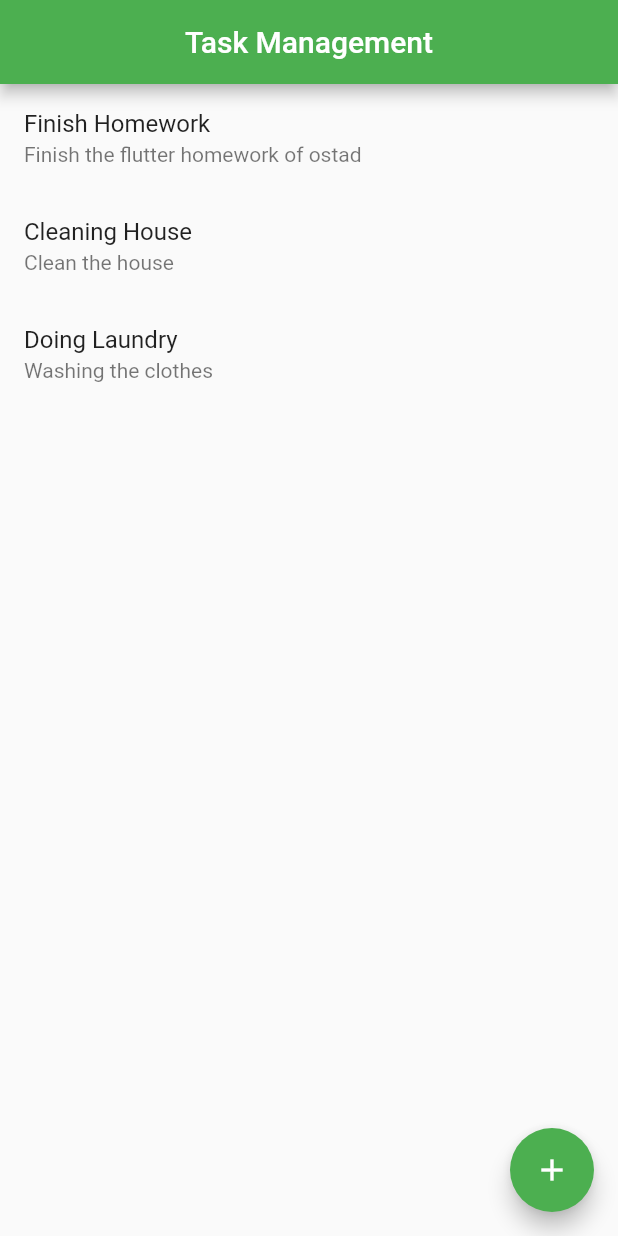
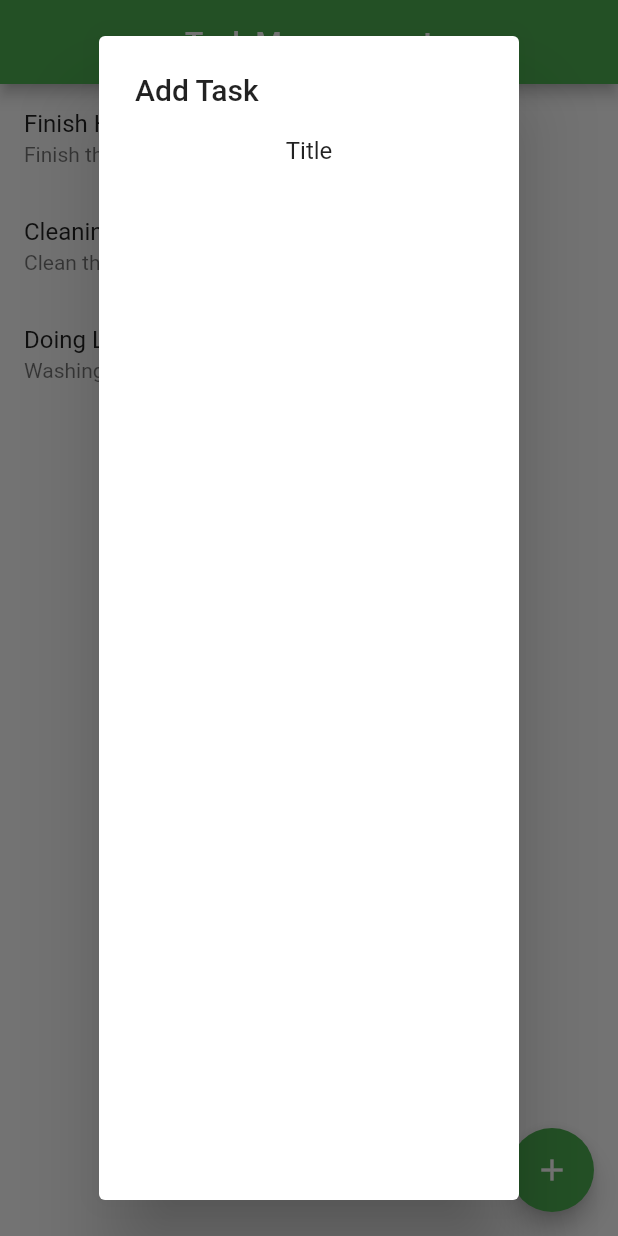
Before and after one commit to syfulsharif/taskManagerFlutter, a Flutter app: the screen it shows after launch, after a tap on the "add" icon, on a phone screen of 412 x 824 dp. Run offline on Flutter 3.47's test engine with Material 2 defaults, Android fonts, the phone set to English and light mode, and no system bars.

```diff
--- a/lib/taskmanager.dart
+++ b/lib/taskmanager.dart
@@ -22,10 +22,20 @@ class _TaskManagerViewState extends State<TaskManagerView> {
     Task('Doing Laundry', 'Washing the clothes', 1)
   ];
 
-  TaskAlertDialog(context) {
-    return showDialog(context: context, builder: (BuildContext context) {
-      return Expanded(child: child)
-    });
+  addTaskAlertDialog(context) {
+    return showDialog(
+        context: context,
+        builder: (BuildContext context) {
+          return Expanded(
+              child: AlertDialog(
+            title: const Text('Add Task'),
+            content: Center(
+              child: Column(
+                children: [Text('Title')],
+              ),
+            ),
+          ));
+        });
   }
 
   @override
@@ -36,7 +46,9 @@ class _TaskManagerViewState extends State<TaskManagerView> {
         centerTitle: true,
       ),
       floatingActionButton: FloatingActionButton(
-        onPressed: () {},
+        onPressed: () {
+          addTaskAlertDialog(context);
+        },
         child: const Icon(Icons.add),
       ),
       body: ListView.builder(
```
